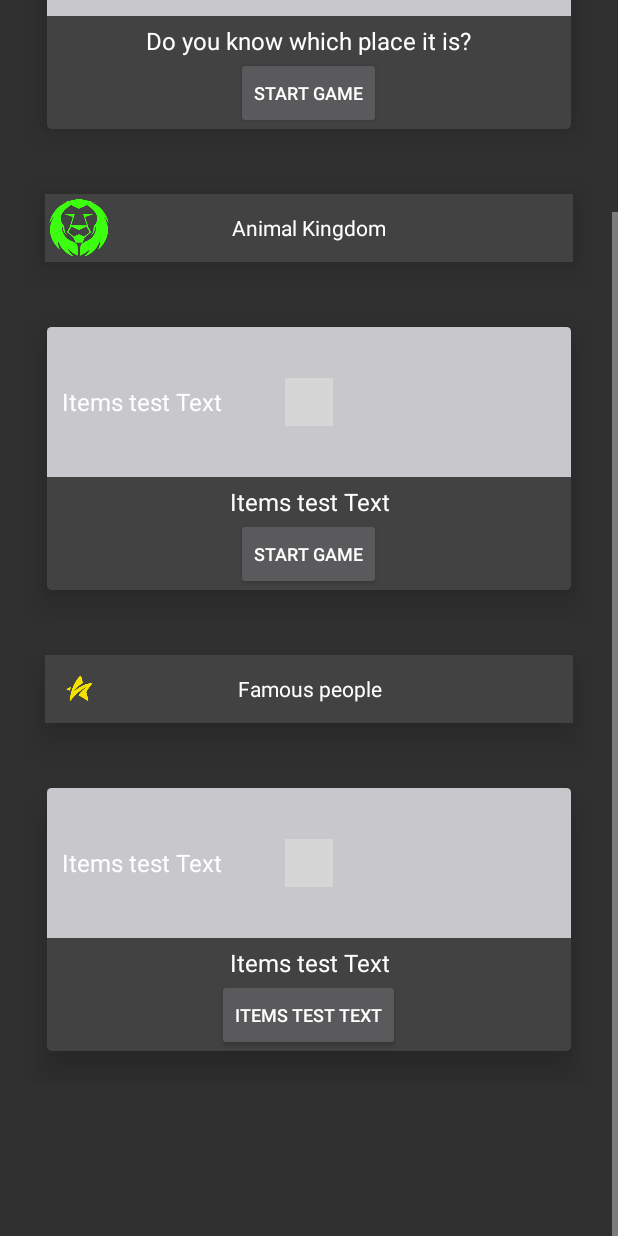
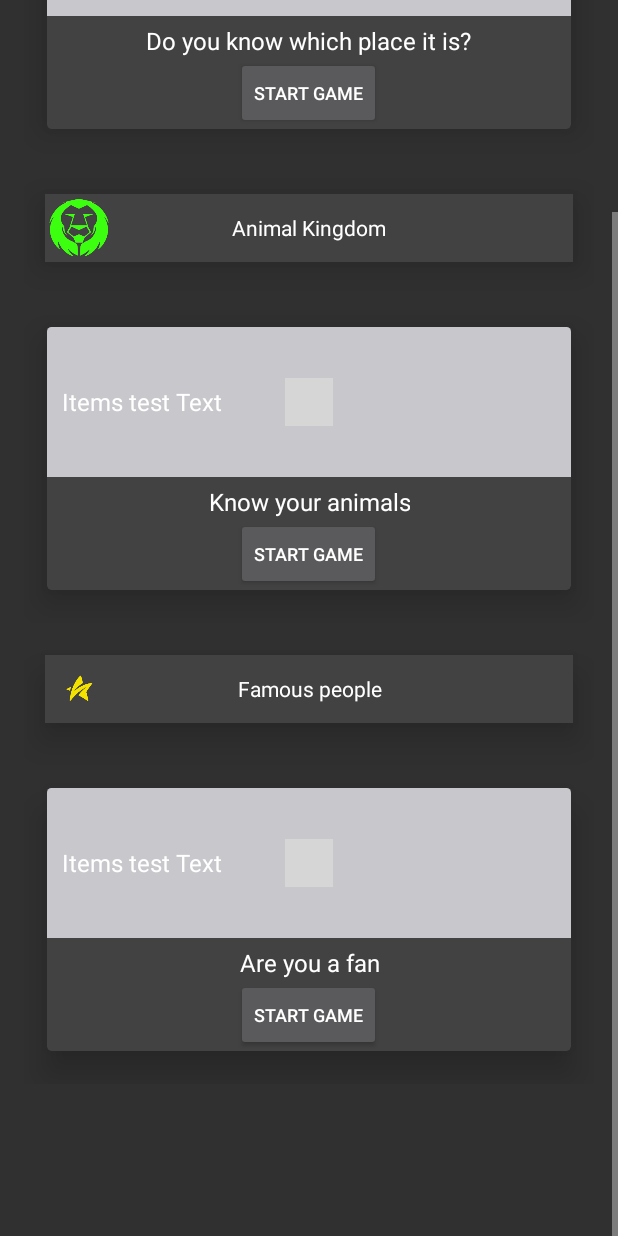
Before and after one commit to Skratch56/QuizApp, an Android app: the layout activity_select_topic.xml on its own in the app's theme, with its tools: preview values and no code run, scrolled down 170 dp, on a phone screen of 412 x 824 dp. Run offline under Robolectric (Android 15) with nearby library versions, the phone set to English and light mode, and no system bars; plain views replace CircularFillableLoaders; grey boxes are pictures that could not be loaded.

Commit message:
Third commit. changes to interface.

```diff
--- a/app/src/main/java/vut/mambane/quizapp/SelectTopic.java
+++ b/app/src/main/java/vut/mambane/quizapp/SelectTopic.java
@@ -61,7 +61,9 @@ public class SelectTopic extends AppCompatActivity {
                     }
 
                     public void onFinish() {
-                        circularFillableLoaders.setProgress(100 - (dbHandler.getScore(1)*100));
+
+                        int sk =dbHandler.getScore(1);
+                        circularFillableLoaders.setProgress(100 - (sk * 10));
                     }
 
                 }.start();
--- a/app/src/main/res/layout/activity_select_topic.xml
+++ b/app/src/main/res/layout/activity_select_topic.xml
@@ -30,7 +30,6 @@
             android:layout_gravity="center_horizontal"
             android:gravity="center"/>
         <android.support.v7.widget.CardView
-android:onClick="onClick"
             android:clickable="true"
             android:id="@+id/titleWorld"
             android:layout_width="match_parent"
@@ -276,7 +275,7 @@ android:onClick="onClick"
                         android:layout_marginTop="5dp"
                         android:gravity="center"
                         android:layout_gravity="center"
-                        android:text="Items test Text"
+                        android:text="Know your animals"
                         android:textColor="@color/white"
                         android:textSize="16sp" />
 
@@ -400,7 +399,7 @@ android:onClick="onClick"
                         android:layout_marginLeft="10dp"
                         android:layout_marginRight="10dp"
                         android:layout_marginTop="5dp"
-                        android:text="Items test Text"
+                        android:text="@string/are_you_a_fan"
                         android:textColor="@color/white"
                         android:textSize="16sp"
                         android:layout_gravity="center"
@@ -412,7 +411,7 @@ android:onClick="onClick"
                         android:layout_height="wrap_content"
                         android:layout_marginLeft="10dp"
                         android:layout_marginRight="10dp"
-                        android:text="@string/items_test_text"
+                        android:text="@string/start_game"
                         android:textColor="@color/white"
                         android:textSize="12sp"
                         android:layout_gravity="center"
--- a/app/src/main/res/menu/items.xml
+++ b/app/src/main/res/menu/items.xml
@@ -1,18 +1,17 @@
 <?xml version="1.0" encoding="utf-8"?>
 <menu xmlns:android="http://schemas.android.com/apk/res/android"
     xmlns:myapp="http://schemas.android.com/apk/res-auto">
-<item
-    android:id="@+id/Score"
-    android:title="S"
-    myapp:showAsAction="ifRoom"
-    android:icon="@drawable/highscore">
 
+    <item
+        android:id="@+id/Score"
+        android:icon="@drawable/highscore"
+        android:title="S"
+        myapp:showAsAction="ifRoom"/>
 
-</item>
     <item
         android:id="@+id/txtScore"
         android:title="S"
-        myapp:showAsAction="ifRoom"
-        >
-    </item>
+        myapp:showAsAction="ifRoom"/>
+
+
 </menu>
--- a/app/src/main/res/values/strings.xml
+++ b/app/src/main/res/values/strings.xml
@@ -2,9 +2,10 @@
     <string name="app_name">QuizApp</string>
     <string name="title_activity_game_play">GamePlay</string>
     <string name="submit">Submit</string>
-    <string name="places_around_the_world">Places around the world</string>
+    <string name="places_around_the_world">Around the world</string>
     <string name="do_you_know_which_place_it_is">Do you know which place it is?</string>
     <string name="select_topic">Select Topic</string>
     <string name="start_game">Start Game</string>
     <string name="items_test_text">Items test Text</string>
+    <string name="are_you_a_fan">Are you a fan</string>
 </resources>
```
Also changed, not shown: app/src/main/AndroidManifest.xml (+7 -1 lines), app/src/main/java/vut/mambane/quizapp/GamePlayActivity.java (+11 -0 lines), app/src/main/java/vut/mambane/quizapp/QuizDA.java (+7 -9 lines), app/src/main/res/drawable/aka.jpg (added), app/src/main/res/drawable/cassper.png (added), app/src/main/res/drawable/ko.jpg (added), app/src/main/res/drawable/leo.jpg (added), app/src/main/res/drawable/nandi.png (added).
